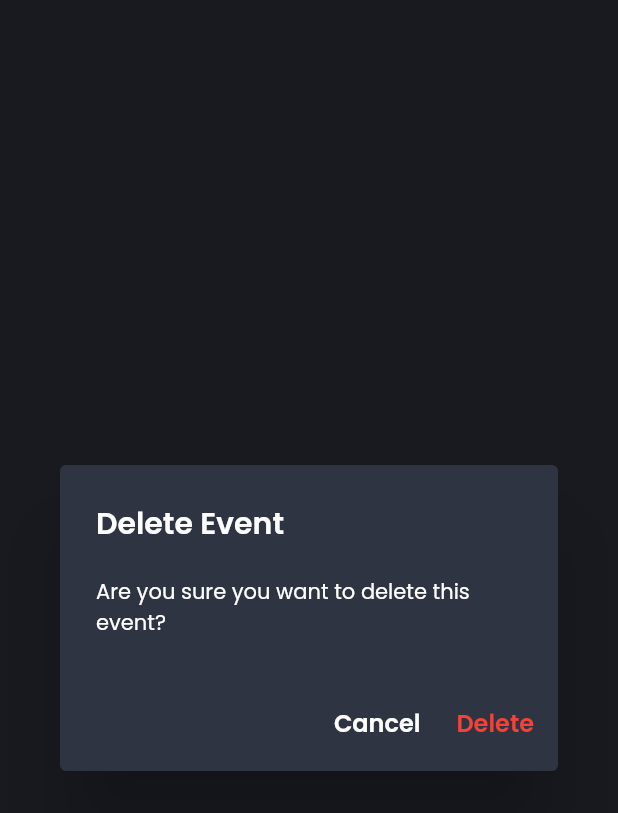
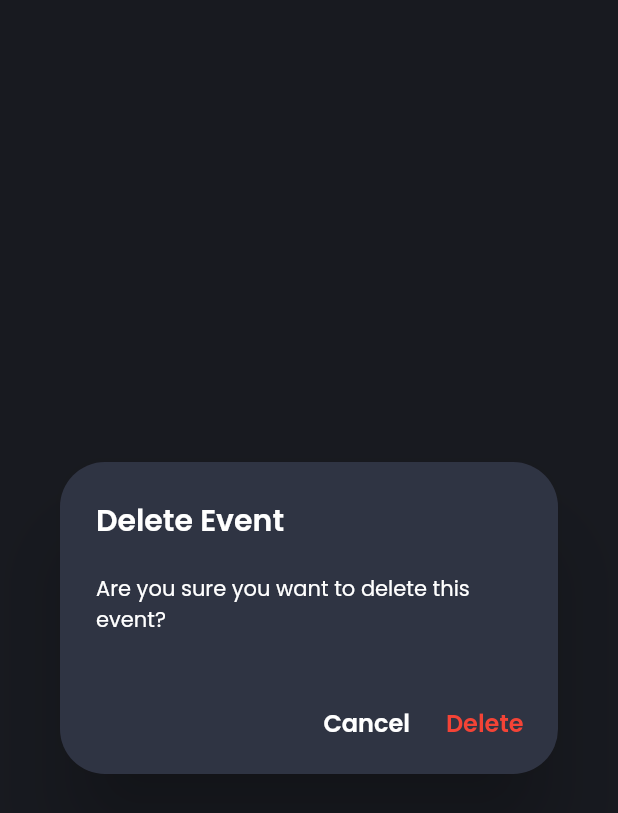
Before and after one commit to DreFlo/lgp-2223-sc1, a Flutter app: the DeleteConfirmationDialog widget shown alone on an empty page, opened directly with empty values, on a phone screen of 412 x 824 dp. Shown: the top 813 px of the screen. Run offline on Flutter 3.47's test engine with Material 2 defaults, Android fonts, the phone set to English and light mode, and no system bars; our stand-ins replace calendar_view, carousel_slider, floor, flutter_local_notifications, flutter_native_timezone, flutter_svg and 8 more; missing offline and left inert: books_finder, emojis, flutter_picker, notification_permissions, tmdb_api; accounts and stored records are empty; generated files the repository leaves out were written again.

Commit message:
Standardizing modals (10)

```diff
--- a/src/lib/widgets/events/dialogs/delete_confirmation_dialog.dart
+++ b/src/lib/widgets/events/dialogs/delete_confirmation_dialog.dart
@@ -23,8 +23,11 @@ class _DeleteConfirmationDialogState extends State<DeleteConfirmationDialog> {
           textAlign: TextAlign.start),
       content: Text(AppLocalizations.of(context).delete_event_message,
           style: const TextStyle(
-              color: Colors.white, fontSize: 14, fontWeight: FontWeight.w500),
+              color: Colors.white, fontSize: 14, fontWeight: FontWeight.normal),
           textAlign: TextAlign.start),
+      shape: RoundedRectangleBorder(
+          borderRadius: BorderRadius.circular(30.0)), //this right here
+      actionsPadding: const EdgeInsets.symmetric(horizontal: 15, vertical: 10),
       actions: [
         TextButton(
           key: const Key('cancelDeleteButton'),
```
